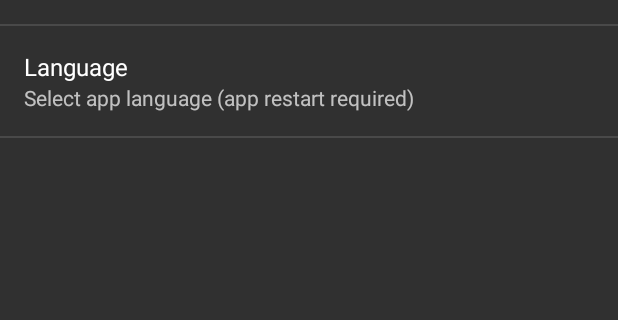
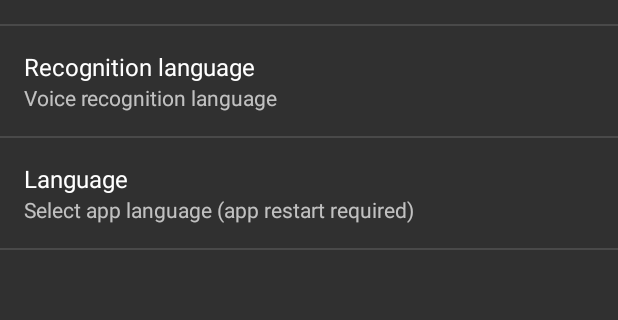
Before and after one commit to Yink/Amadeus, an Android app: the fragment SettingsFragment shown on its own in the app's theme, on a phone screen of 412 x 824 dp, the part 141-461 px from its top. Run offline under Robolectric (Android 15) with nearby library versions, the light colour scheme and no system bars.

Commit message:
Implement voice recognition language switch

```diff
--- a/app/src/main/java/com/example/yink/amadeus/LangContextWrapper.java
+++ b/app/src/main/java/com/example/yink/amadeus/LangContextWrapper.java
@@ -7,10 +7,8 @@ import android.content.Context;
 import android.content.ContextWrapper;
 import android.content.SharedPreferences;
 import android.content.res.Configuration;
-import android.content.res.Resources;
 import android.os.Build;
 import android.preference.PreferenceManager;
-import android.util.DisplayMetrics;
 
 import java.util.Locale;
 
--- a/app/src/main/res/values/arrays.xml
+++ b/app/src/main/res/values/arrays.xml
@@ -12,9 +12,13 @@
         <item>ja</item>
     </string-array>
 
-    <string-array name="commandChristina">
-        <item>Christina</item>
-        <item>Кристина</item>
-        <item>クリスティーナ</item>
+    <string-array name="languagesRecogArray">
+        <item>English</item>
+        <item>日本語</item>
+    </string-array>
+
+    <string-array name="languagesRecogValues">
+        <item>en</item>
+        <item>ja</item>
     </string-array>
 </resources>
--- a/app/src/main/res/values/strings.xml
+++ b/app/src/main/res/values/strings.xml
@@ -4,7 +4,6 @@
     <string name="connecting">Connecting…</string>
     <string name="disconnected">Disconnected.</string>
     <string name="google_app_error">Google App wasn\'t detected.</string>
-    <string name="lang_default_value">en-US</string>
     <integer name="duration">40</integer>
 
     <string name="line_hello">Hello.</string>
--- a/app/src/main/res/xml/preferences.xml
+++ b/app/src/main/res/xml/preferences.xml
@@ -7,6 +7,13 @@
             android:summary="Shows subtitles for Amadeus' answers"
             android:title="Show subtitles" />
         <ListPreference
+            android:key="recognition_lang"
+            android:title="Recognition language"
+            android:summary="Voice recognition language"
+            android:defaultValue="@string/lang_default_value"
+            android:entries="@array/languagesRecogArray"
+            android:entryValues="@array/languagesRecogValues" />
+        <ListPreference
             android:summary="Select app language (app restart required)"
             android:title="Language"
             android:key="lang"
```
Also changed, not shown: app/src/main/java/com/example/yink/amadeus/MainActivity.java (+58 -34 lines), 2 other files.
